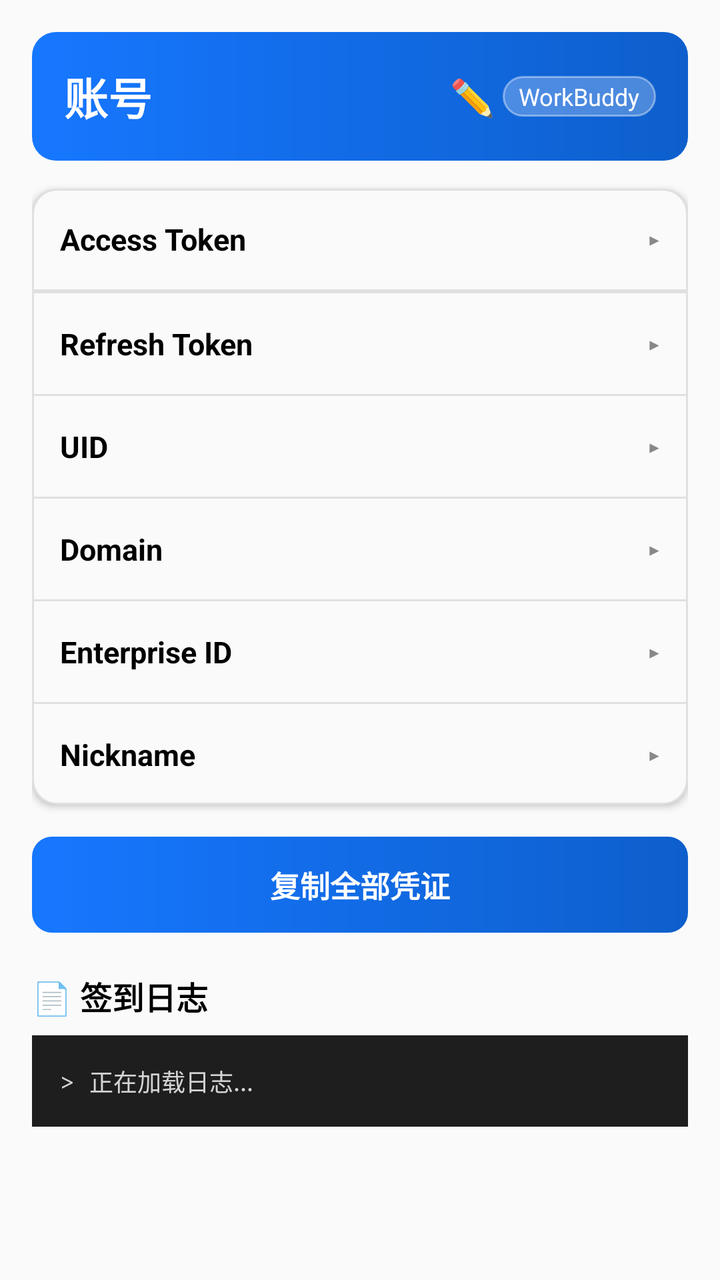
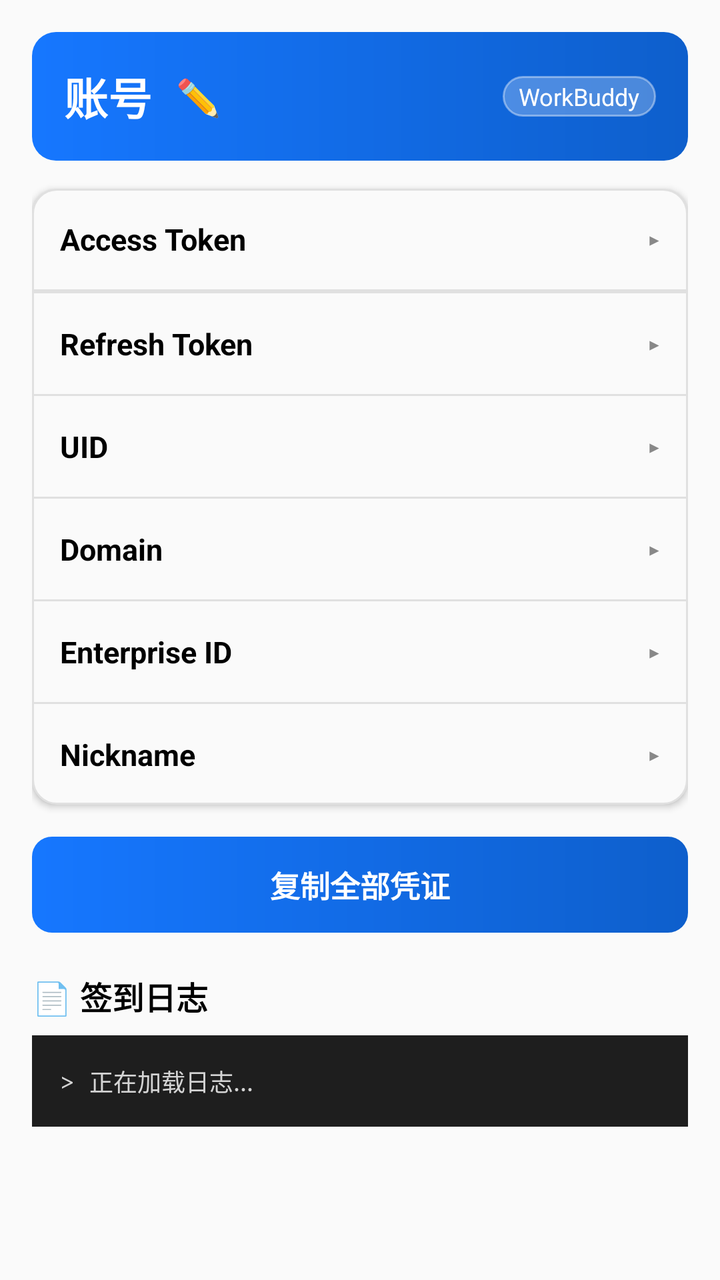

Compare the two renders of this Android layout. The source of the first and the diff that turns it into the second are given below.
<!-- AndroidManifest.xml: application theme Theme.SignApp -->
<!-- res/layout/activity_workbuddy_account_detail.xml -->
<?xml version="1.0" encoding="utf-8"?>
<ScrollView xmlns:android="http://schemas.android.com/apk/res/android"
    android:layout_width="match_parent"
    android:layout_height="match_parent"
    android:background="@color/card_bg"
    android:fillViewport="true">

    <LinearLayout
        android:layout_width="match_parent"
        android:layout_height="wrap_content"
        android:orientation="vertical"
        android:padding="16dp">

        
        <LinearLayout
            android:layout_width="match_parent"
            android:layout_height="wrap_content"
            android:orientation="horizontal"
            android:gravity="center_vertical"
            android:background="@drawable/bg_header_gradient"
            android:padding="16dp"
            android:paddingBottom="18dp">

            <TextView
                android:id="@+id/tvWbDetailLabel"
                android:layout_width="0dp"
                android:layout_height="wrap_content"
                android:layout_weight="1"
                android:text="账号"
                android:textColor="@color/white"
                android:textSize="22sp"
                android:textStyle="bold" />

            
            <TextView
                android:id="@+id/btnWbRenameIcon"
                android:layout_width="wrap_content"
                android:layout_height="wrap_content"
                android:layout_marginStart="6dp"
                android:padding="4dp"
                android:background="?attr/selectableItemBackgroundBorderless"
                android:text="✏️"
                android:textColor="@color/white"
                android:textSize="18sp"
                android:contentDescription="重命名账号" />

            <TextView
                android:layout_width="wrap_content"
                android:layout_height="wrap_content"
                android:background="@drawable/bg_badge"
                android:paddingLeft="8dp"
                android:paddingRight="8dp"
                android:paddingTop="2dp"
                android:paddingBottom="2dp"
                android:text="WorkBuddy"
                android:textColor="@color/white"
                android:textSize="12sp" />
        </LinearLayout>

        
        <LinearLayout
            android:layout_width="match_parent"
            android:layout_height="wrap_content"
            android:orientation="vertical"
            android:layout_marginTop="14dp"
            android:background="@drawable/bg_card"
            android:elevation="2dp">

            
            <LinearLayout
                android:id="@+id/headerWbAccess"
                android:layout_width="match_parent"
                android:layout_height="wrap_content"
                android:orientation="horizontal"
                android:gravity="center_vertical"
                android:padding="14dp"
                android:clickable="true"
                android:focusable="true">

                <TextView
                    android:layout_width="0dp"
                    android:layout_height="wrap_content"
                    android:layout_weight="1"
                    android:text="Access Token"
                    android:textColor="@color/black"
                    android:textSize="15sp"
                    android:textStyle="bold" />

                <TextView
                    android:id="@+id/iconWbAccess"
                    android:layout_width="wrap_content"
                    android:layout_height="wrap_content"
                    android:text="▸"
                    android:textColor="@color/gray"
                    android:textSize="16sp" />
            </LinearLayout>
            <View
                android:layout_width="match_parent"
                android:layout_height="1dp"
                android:background="@color/divider" />

            <TextView
                android:id="@+id/tvWbAccessToken"
                android:layout_width="match_parent"
                android:layout_height="wrap_content"
                android:padding="14dp"
                android:background="@color/card_bg"
                android:fontFamily="monospace"
                android:gravity="center_vertical"
                android:textIsSelectable="true"
                android:textColor="@color/primary_dark"
                android:textSize="12sp"
                android:visibility="gone" />

            <View
                android:layout_width="match_parent"
                android:layout_height="1dp"
                android:background="@color/divider" />

            
            <LinearLayout
                android:id="@+id/headerWbRefresh"
                android:layout_width="match_parent"
                android:layout_height="wrap_content"
                android:orientation="horizontal"
                android:gravity="center_vertical"
                android:padding="14dp"
                android:clickable="true"
                android:focusable="true">

                <TextView
                    android:layout_width="0dp"
                    android:layout_height="wrap_content"
                    android:layout_weight="1"
                    android:text="Refresh Token"
                    android:textColor="@color/black"
                    android:textSize="15sp"
                    android:textStyle="bold" />

                <TextView
                    android:id="@+id/iconWbRefresh"
                    android:layout_width="wrap_content"
                    android:layout_height="wrap_content"
                    android:text="▸"
                    android:textColor="@color/gray"
                    android:textSize="16sp" />
            </LinearLayout>

            <TextView
                android:id="@+id/tvWbRefreshToken"
                android:layout_width="match_parent"
                android:layout_height="wrap_content"
                android:padding="14dp"
                android:background="@color/card_bg"
                android:fontFamily="monospace"
                android:gravity="center_vertical"
                android:textIsSelectable="true"
                android:textColor="@color/primary_dark"
                android:textSize="12sp"
                android:visibility="gone" />

            <View
                android:layout_width="match_parent"
                android:layout_height="1dp"
                android:background="@color/divider" />

            
            <LinearLayout
                android:id="@+id/headerWbUid"
                android:layout_width="match_parent"
                android:layout_height="wrap_content"
                android:orientation="horizontal"
                android:gravity="center_vertical"
                android:padding="14dp"
                android:clickable="true"
                android:focusable="true">

                <TextView
                    android:layout_width="0dp"
                    android:layout_height="wrap_content"
                    android:layout_weight="1"
                    android:text="UID"
                    android:textColor="@color/black"
                    android:textSize="15sp"
                    android:textStyle="bold" />

                <TextView
                    android:id="@+id/iconWbUid"
                    android:layout_width="wrap_content"
                    android:layout_height="wrap_content"
                    android:text="▸"
                    android:textColor="@color/gray"
                    android:textSize="16sp" />
            </LinearLayout>

            <TextView
                android:id="@+id/tvWbUid"
                android:layout_width="match_parent"
                android:layout_height="wrap_content"
                android:padding="14dp"
                android:background="@color/card_bg"
                android:fontFamily="monospace"
                android:gravity="center_vertical"
                android:textIsSelectable="true"
                android:textColor="@color/primary_dark"
                android:textSize="12sp"
                android:visibility="gone" />

            <View
                android:layout_width="match_parent"
                android:layout_height="1dp"
                android:background="@color/divider" />

            
            <LinearLayout
                android:id="@+id/headerWbDomain"
                android:layout_width="match_parent"
                android:layout_height="wrap_content"
                android:orientation="horizontal"
                android:gravity="center_vertical"
                android:padding="14dp"
                android:clickable="true"
                android:focusable="true">

                <TextView
                    android:layout_width="0dp"
                    android:layout_height="wrap_content"
                    android:layout_weight="1"
                    android:text="Domain"
                    android:textColor="@color/black"
                    android:textSize="15sp"
                    android:textStyle="bold" />

                <TextView
                    android:id="@+id/iconWbDomain"
                    android:layout_width="wrap_content"
                    android:layout_height="wrap_content"
                    android:text="▸"
                    android:textColor="@color/gray"
                    android:textSize="16sp" />
            </LinearLayout>

            <TextView
                android:id="@+id/tvWbDomain"
                android:layout_width="match_parent"
                android:layout_height="wrap_content"
                android:padding="14dp"
                android:background="@color/card_bg"
                android:fontFamily="monospace"
                android:gravity="center_vertical"
                android:textIsSelectable="true"
                android:textColor="@color/primary_dark"
                android:textSize="12sp"
                android:visibility="gone" />

            <View
                android:layout_width="match_parent"
                android:layout_height="1dp"
                android:background="@color/divider" />

            
            <LinearLayout
                android:id="@+id/headerWbEnterprise"
                android:layout_width="match_parent"
                android:layout_height="wrap_content"
                android:orientation="horizontal"
                android:gravity="center_vertical"
                android:padding="14dp"
                android:clickable="true"
                android:focusable="true">

                <TextView
                    android:layout_width="0dp"
                    android:layout_height="wrap_content"
                    android:layout_weight="1"
                    android:text="Enterprise ID"
                    android:textColor="@color/black"
                    android:textSize="15sp"
                    android:textStyle="bold" />

                <TextView
                    android:id="@+id/iconWbEnterprise"
                    android:layout_width="wrap_content"
                    android:layout_height="wrap_content"
                    android:text="▸"
                    android:textColor="@color/gray"
                    android:textSize="16sp" />
            </LinearLayout>

            <TextView
                android:id="@+id/tvWbEnterprise"
                android:layout_width="match_parent"
                android:layout_height="wrap_content"
                android:padding="14dp"
                android:background="@color/card_bg"
                android:fontFamily="monospace"
                android:gravity="center_vertical"
                android:textIsSelectable="true"
                android:textColor="@color/primary_dark"
                android:textSize="12sp"
                android:visibility="gone" />

            <View
                android:layout_width="match_parent"
                android:layout_height="1dp"
                android:background="@color/divider" />

            
            <LinearLayout
                android:id="@+id/headerWbNickname"
                android:layout_width="match_parent"
                android:layout_height="wrap_content"
                android:orientation="horizontal"
                android:gravity="center_vertical"
                android:padding="14dp"
                android:clickable="true"
                android:focusable="true">

                <TextView
                    android:layout_width="0dp"
                    android:layout_height="wrap_content"
                    android:layout_weight="1"
                    android:text="Nickname"
                    android:textColor="@color/black"
                    android:textSize="15sp"
                    android:textStyle="bold" />

                <TextView
                    android:id="@+id/iconWbNickname"
                    android:layout_width="wrap_content"
                    android:layout_height="wrap_content"
                    android:text="▸"
                    android:textColor="@color/gray"
                    android:textSize="16sp" />
            </LinearLayout>

            <TextView
                android:id="@+id/tvWbNickname"
                android:layout_width="match_parent"
                android:layout_height="wrap_content"
                android:padding="14dp"
                android:background="@color/card_bg"
                android:fontFamily="monospace"
                android:gravity="center_vertical"
                android:textIsSelectable="true"
                android:textColor="@color/primary_dark"
                android:textSize="12sp"
                android:visibility="gone" />
        </LinearLayout>

        
        <TextView
            android:id="@+id/btnWbCopyAll"
            android:layout_width="match_parent"
            android:layout_height="wrap_content"
            android:layout_marginTop="16dp"
            android:background="@drawable/bg_btn"
            android:gravity="center"
            android:padding="13dp"
            android:text="复制全部凭证"
            android:textColor="@color/white"
            android:textSize="15sp"
            android:textStyle="bold" />

        
        <TextView
            android:layout_width="match_parent"
            android:layout_height="wrap_content"
            android:layout_marginTop="20dp"
            android:text="📄 签到日志"
            android:textColor="@color/black"
            android:textSize="16sp"
            android:textStyle="bold" />

        <TextView
            android:id="@+id/tvWbLogs"
            android:layout_width="match_parent"
            android:layout_height="wrap_content"
            android:layout_marginTop="8dp"
            android:background="@color/terminal_bg"
            android:padding="14dp"
            android:text="> 正在加载日志..."
            android:textColor="@color/terminal_white"
            android:textSize="12sp"
            android:fontFamily="monospace"
            android:lineSpacingExtra="4dp" />
    </LinearLayout>
</ScrollView>
<!-- resources referenced by this layout -->
<resources>
  <color name="black">#000000</color>
  <color name="card_bg">#FAFAFA</color>
  <color name="divider">#E0E0E0</color>
  <color name="gray">#888888</color>
  <color name="primary_dark">#0E5FCC</color>
  <color name="terminal_bg">#1E1E1E</color>
  <color name="terminal_white">#D4D4D4</color>
  <color name="white">#FFFFFF</color>
  <!-- drawable bg_badge (drawable) -->
  <?xml version="1.0" encoding="utf-8"?>
  <shape xmlns:android="http://schemas.android.com/apk/res/android">
      <solid android:color="#40FFFFFF" />
      <corners android:radius="999dp" />
      <stroke android:width="1dp" android:color="#66FFFFFF" />
  </shape>
  <!-- drawable bg_btn (drawable) -->
  <?xml version="1.0" encoding="utf-8"?>
  <shape xmlns:android="http://schemas.android.com/apk/res/android">
      <gradient
          android:angle="0"
          android:startColor="#1677FF"
          android:endColor="#0E5FCC" />
      <corners android:radius="10dp" />
  </shape>
  <!-- drawable bg_card (drawable) -->
  <?xml version="1.0" encoding="utf-8"?>
  <shape xmlns:android="http://schemas.android.com/apk/res/android">
      <solid android:color="@color/card_bg" />
      <corners android:radius="12dp" />
      <stroke android:width="1dp" android:color="@color/divider" />
  </shape>
  <!-- drawable bg_header_gradient (drawable) -->
  <?xml version="1.0" encoding="utf-8"?>
  <shape xmlns:android="http://schemas.android.com/apk/res/android">
      <gradient
          android:angle="0"
          android:startColor="#1677FF"
          android:endColor="#0E5FCC" />
      <corners android:radius="12dp" />
  </shape>
  <style name="Theme.SignApp" parent="Theme.MaterialComponents.DayNight.NoActionBar">
          <item name="colorPrimary">@color/primary</item>
          <item name="colorPrimaryVariant">@color/primary_dark</item>
          <item name="colorOnPrimary">@color/white</item>
          <item name="android:statusBarColor">@color/primary</item>
          <item name="android:windowBackground">@color/white</item>
      </style>
  <color name="primary">#1677FF</color>
</resources>

<!-- the commit's change to res/layout/activity_workbuddy_account_detail.xml (unified diff, before → after) -->
@@ -23,9 +23,8 @@
 
             <TextView
                 android:id="@+id/tvWbDetailLabel"
-                android:layout_width="0dp"
-                android:layout_height="wrap_content"
-                android:layout_weight="1"
+                android:layout_width="wrap_content"
+                android:layout_height="wrap_content"
                 android:text="账号"
                 android:textColor="@color/white"
                 android:textSize="22sp"
@@ -36,13 +35,19 @@
                 android:id="@+id/btnWbRenameIcon"
                 android:layout_width="wrap_content"
                 android:layout_height="wrap_content"
-                android:layout_marginStart="6dp"
+                android:layout_marginStart="8dp"
                 android:padding="4dp"
                 android:background="?attr/selectableItemBackgroundBorderless"
                 android:text="✏️"
                 android:textColor="@color/white"
                 android:textSize="18sp"
                 android:contentDescription="重命名账号" />
+
+            
+            <View
+                android:layout_width="0dp"
+                android:layout_height="1dp"
+                android:layout_weight="1" />
 
             <TextView
                 android:layout_width="wrap_content"
